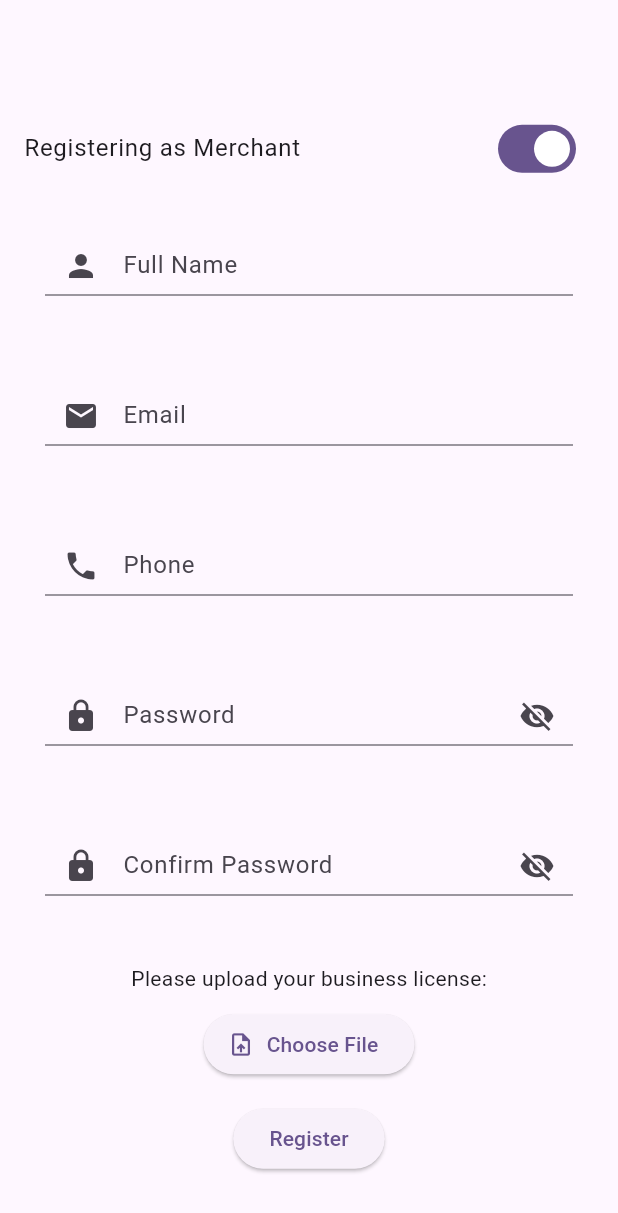
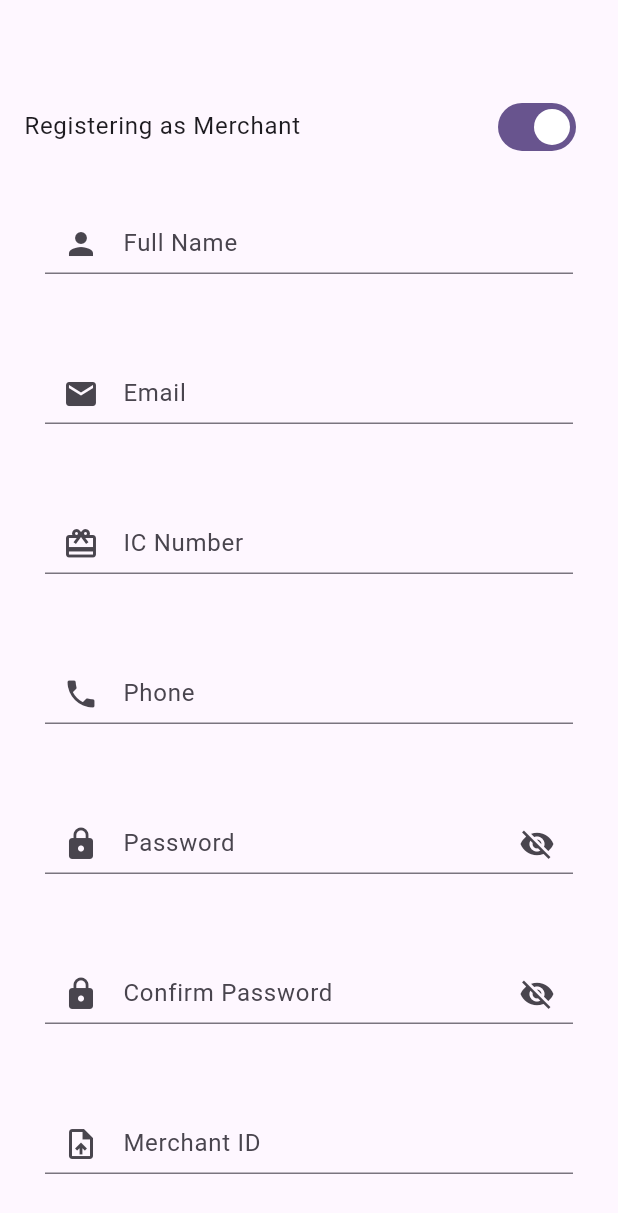
Before and after one commit to lohkaixuan/FYP, a Flutter app: the Register screen opened directly, after a tap on "Registering as User", on a phone screen of 412 x 824 dp. Shown: the top 1213 px of the screen. Run offline on Flutter 3.47's test engine with Material 3 defaults, Android fonts, the phone set to English and light mode, and no system bars.

Commit message:
add register merchant details

```diff
--- a/Mobile/lib/Auth/register.dart
+++ b/Mobile/lib/Auth/register.dart
@@ -19,7 +19,9 @@ class Register extends StatefulWidget{
 class _RegisterPageState extends State<Register>{
   bool registerMerchant = false; // Toggle between user and merchant registration
   bool passwordVisible = false; // Toggle password visibility
+  bool confirm = false;
   late List<Map<String, dynamic>> registerField;
+  late List<Map<String, dynamic>> MerchantField;
 
   @override
   void initState() {
@@ -44,6 +46,13 @@ class _RegisterPageState extends State<Register>{
         'validator': (v) => v!.isEmpty ? 'Required' : null
       },
       {
+        'label': 'IC Number',
+        'key': 'IC',
+        'icon': Icons.card_giftcard,
+        //'controller': TextEditingController(),
+        'validator': (v) => v!.isEmpty ? 'Required' : null
+      },
+      {
         'label': 'Phone',
         'key': 'phone',
         'icon': Icons.phone,
@@ -59,8 +68,31 @@ class _RegisterPageState extends State<Register>{
       },
       {
         'label': 'Confirm Password',
-        'key': 'Confirm password',
+        'key': 'confirm',
         'icon': Icons.lock,
+        //'controller': TextEditingController(),
+        'validator': (v) => v!.isEmpty ? 'Required' : null
+      },
+    ];
+    MerchantField=[
+      {
+        'label':'Merchant ID',
+        'key':'MerchantID',
+        'icon':Icons.upload_file,
+        //'controller': TextEditingController(),
+        'validator': (v) => v!.isEmpty ? 'Required' : null
+      },
+      {
+        'label':'Merchant Name',
+        'key':'MerchantName',
+        'icon':Icons.business,
+        //'controller': TextEditingController(),
+        'validator': (v) => v!.isEmpty ? 'Required' : null
+      },
+      {
+        'label':'Merchant Phone',
+        'key':'MerchantPhone',
+        'icon':Icons.phone,
         //'controller': TextEditingController(),
         'validator': (v) => v!.isEmpty ? 'Required' : null
       },
@@ -72,7 +104,7 @@ class _RegisterPageState extends State<Register>{
     return Scaffold(
       body: SingleChildScrollView(
         child: Center(
-          heightFactor: 1.2,
+          heightFactor: 1.1,
           child: Column(
             mainAxisAlignment: MainAxisAlignment.center,
             children: [
@@ -96,9 +128,10 @@ class _RegisterPageState extends State<Register>{
                           ? TextInputType.phone
                           : TextInputType.text,
                           decoration: InputDecoration(
+                            floatingLabelBehavior: FloatingLabelBehavior.never,
                             labelText: field['label'] as String,
                             prefixIcon: Icon(field['icon'] as IconData),
-                            suffixIcon: field['key'] == 'password' || field['key'] == 'Confirm password'
+                            suffixIcon: field['key'] == 'password' || field['key'] == 'confirm'
                                 ? IconButton(
                                   icon: Icon(
                                     passwordVisible
@@ -108,19 +141,35 @@ class _RegisterPageState extends State<Register>{
                                   onPressed: () {
                                     setState(() {
                                       passwordVisible = !passwordVisible;
+                                      confirm = !confirm;
                                     });
                                   },
                                 )
                                 : null,
                                 ),
-                                obscureText: field['key'] == 'password' && !passwordVisible,
+                                obscureText: field['key'] == 'password' && !passwordVisible || field['key'] == 'confirm' && !passwordVisible,
+                                //controller: field['controller'] as TextEditingController,
                           ),
                 )),
+                if(registerMerchant)
+                ...MerchantField.map((field) => Container(
+                height: 100,
+                padding: const EdgeInsets.all(30.0),
+                child:TextFormField(
+                          decoration: InputDecoration(
+                            floatingLabelBehavior: FloatingLabelBehavior.never,
+                            labelText: field['label'] as String,
+                            prefixIcon: Icon(field['icon'] as IconData),
+                          )
+                          ),
+                ),),
+
                 if(registerMerchant)
                 Padding(
                   padding: const EdgeInsets.all(15.0),
                   child: Column(
                     children: [
+                      const SizedBox(height: 20),
                       const Text('Please upload your business license:'),
                       const SizedBox(height: 10),
                       ElevatedButton.icon(
@@ -129,7 +178,7 @@ class _RegisterPageState extends State<Register>{
                           //final ImagePicker picker = ImagePicker();
                           //final XFile? image = await picker.pickImage(source: ImageSource.gallery);
                           //setState(() {
-                            // Handle the selected image
+                          // Handle the selected image
                         },
                         icon: const Icon(Icons.upload_file),
                         label: const Text('Choose File'),
@@ -139,8 +188,6 @@ class _RegisterPageState extends State<Register>{
                     ]
                   ),
                 ),
-
-
                 ElevatedButton(
                   onPressed:() {
                     if (registerMerchant) {
```
